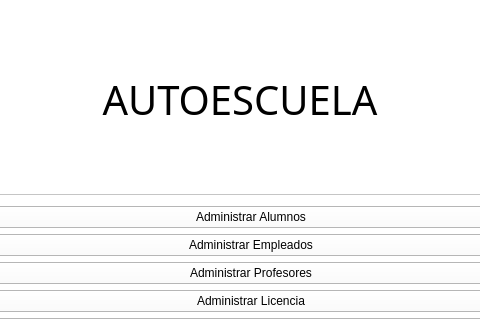
The window that Proyecto/mainwindow.ui (carlosvelaquez/ProyectoTBDII) describes before a commit, drawn with Qt 5; both pictures show x 96 to 576 and y 0 to 320 of the 694 by 413 pixel window.
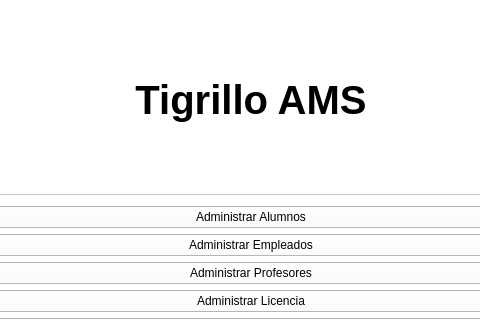
The same window after the commit.

Diff of the .ui file:
```diff
--- a/Proyecto/mainwindow.ui
+++ b/Proyecto/mainwindow.ui
@@ -22,12 +22,14 @@
      <widget class="QLabel" name="label">
       <property name="font">
        <font>
-        <family>Noto Sans Canadian Aboriginal</family>
+        <family>MS Shell Dlg 2</family>
         <pointsize>30</pointsize>
+        <weight>75</weight>
+        <bold>true</bold>
        </font>
       </property>
       <property name="text">
-       <string>                AUTOESCUELA</string>
+       <string>Tigrillo AMS</string>
       </property>
       <property name="textFormat">
        <enum>Qt::AutoText</enum>
@@ -35,6 +37,9 @@
       <property name="scaledContents">
        <bool>false</bool>
       </property>
+      <property name="alignment">
+       <set>Qt::AlignCenter</set>
+      </property>
      </widget>
     </item>
     <item>
```
